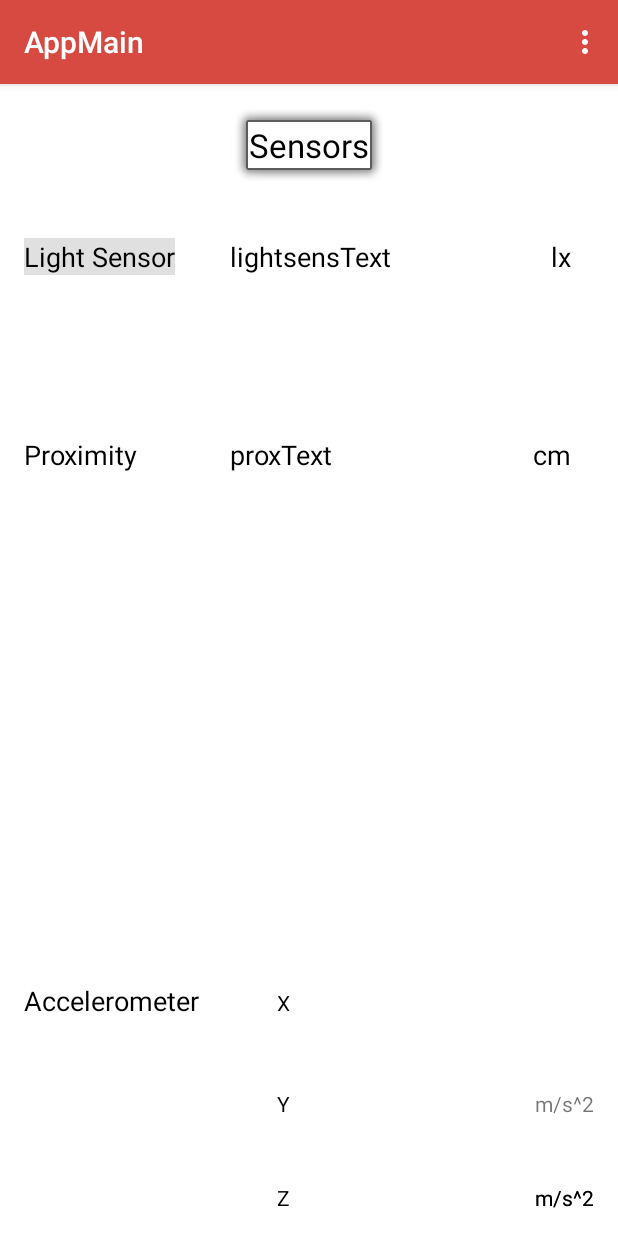
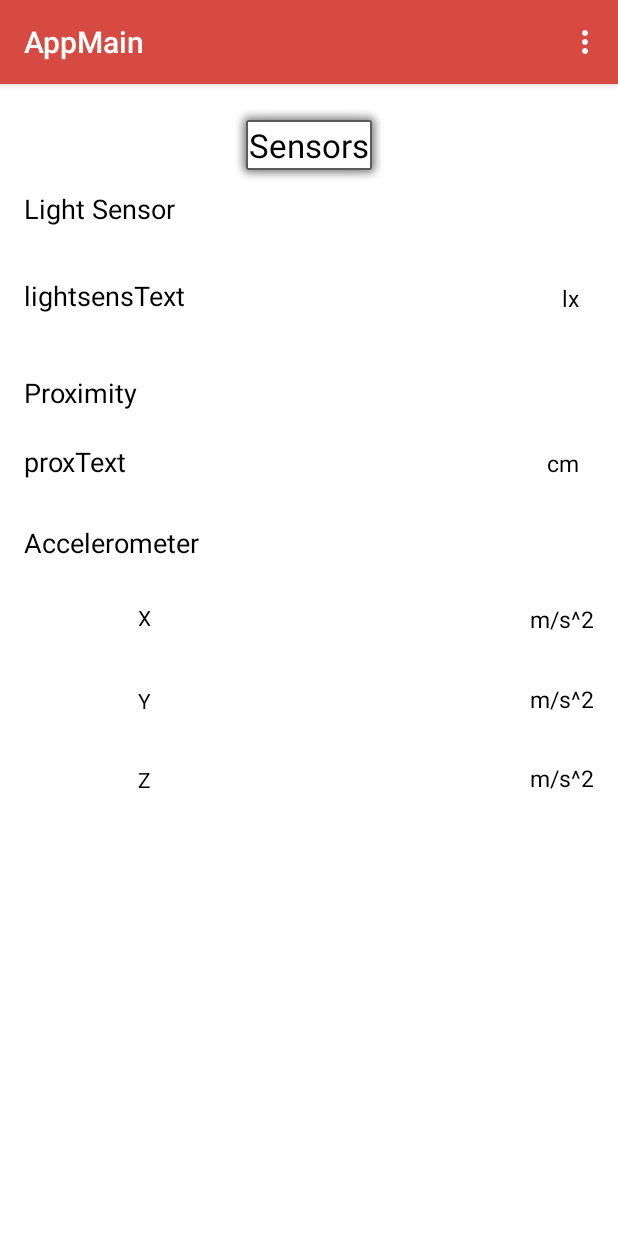
Before and after one commit to taggelos/BlindLight, an Android app: the MainActivity screen opened directly, with no data from a screen before it, on a phone screen of 412 x 824 dp. Run offline under Robolectric (Android 15) with nearby library versions, the light colour scheme and no system bars; 1 statement that could not run was skipped.

Commit message:
MainNew2!!

```diff
--- a/AccelerometerApplication/app/src/main/res/layout-v23/activity_main.xml
+++ b/AccelerometerApplication/app/src/main/res/layout-v23/activity_main.xml
@@ -1,5 +1,6 @@
 <?xml version="1.0" encoding="utf-8"?>
 <RelativeLayout xmlns:android="http://schemas.android.com/apk/res/android"
+    xmlns:app="http://schemas.android.com/apk/res-auto"
     xmlns:tools="http://schemas.android.com/tools"
     android:id="@+id/activity_main"
     android:layout_width="match_parent"
@@ -11,35 +12,105 @@
     android:paddingTop="@dimen/activity_vertical_margin"
     tools:context="com.example.aggel.accelerometerapplication.HomeActivity">
 
+
     <TextView
-        android:text="@string/m_s2"
+        android:text="@string/lx"
         android:textColor="@color/colorPrimaryDark"
+        android:textSize="15sp"
         android:layout_width="wrap_content"
         android:layout_height="wrap_content"
-        android:id="@+id/textView4"
-        android:layout_alignBaseline="@+id/zText"
-        android:layout_alignBottom="@+id/zText"
+        android:layout_alignBottom="@+id/sensText"
+        android:layout_alignEnd="@+id/cm"
+        android:id="@+id/textView3" />
+
+    <TextView
+        android:text="@string/m_s_2"
+        android:layout_width="wrap_content"
+        android:layout_height="wrap_content"
+        android:layout_alignBottom="@+id/yText"
         android:layout_alignParentEnd="true"
-        tools:ignore="RelativeOverlap" />
+        android:id="@+id/textView5"
+        android:textColor="@color/colorPrimaryDark"
+        android:textSize="15sp" />
 
-    <android.support.design.widget.AppBarLayout
-        android:layout_width="match_parent"
+    <TextView
+        android:text="@string/m_s_2"
+        android:layout_width="wrap_content"
         android:layout_height="wrap_content"
-        android:theme="@style/AppTheme.AppBarOverlay">
-
-    </android.support.design.widget.AppBarLayout>
+        android:layout_alignTop="@+id/xText"
+        android:layout_alignParentEnd="true"
+        android:id="@+id/textView6"
+        android:textColor="@color/colorPrimaryDark"
+        android:textSize="15sp" />
 
     <TextView
         android:text="@string/cm"
         android:textColor="@color/colorPrimaryDark"
         android:layout_width="wrap_content"
         android:layout_height="wrap_content"
-        android:layout_marginEnd="15dp"
         android:id="@+id/cm"
-        android:layout_alignBaseline="@+id/Proximity"
-        android:layout_alignBottom="@+id/Proximity"
-        android:layout_alignParentEnd="true"
-        android:textSize="18sp" />
+        android:textSize="15sp"
+        android:layout_alignBaseline="@+id/proxText"
+        android:layout_alignBottom="@+id/proxText"
+        android:layout_alignStart="@+id/textView6"
+        android:layout_marginStart="11dp" />
+
+    <TextView
+        android:text="@string/Proximity"
+        android:textColor="@color/colorPrimaryDark"
+        android:layout_width="wrap_content"
+        android:layout_height="wrap_content"
+        android:id="@+id/Proximity"
+        android:layout_marginTop="40dp"
+        android:textSize="18sp"
+        android:layout_below="@+id/sensText"
+        android:layout_alignParentStart="true" />
+
+    <TextView
+        android:text="@string/proxText"
+        android:textColor="@color/colorPrimaryDark"
+        android:layout_width="wrap_content"
+        android:layout_height="wrap_content"
+        android:id="@+id/proxText"
+        android:textSize="18sp"
+        android:layout_marginTop="21dp"
+        android:layout_below="@+id/Proximity"
+        android:layout_alignParentStart="true" />
+
+    <TextView
+        android:text="@string/Accelerometer"
+        android:textColor="@color/colorPrimaryDark"
+        android:layout_width="wrap_content"
+        android:layout_height="wrap_content"
+        android:id="@+id/Accelerometer"
+        android:allowUndo="true"
+        android:textSize="18sp"
+        tools:ignore="UnusedAttribute"
+        android:layout_below="@+id/proxText"
+        android:layout_alignParentStart="true"
+        android:layout_marginTop="29dp" />
+
+    <TextView
+        android:text="@string/lightsensText"
+        android:textColor="@color/colorPrimaryDark"
+        android:layout_width="wrap_content"
+        android:layout_height="wrap_content"
+        android:id="@+id/sensText"
+        android:layout_marginTop="33dp"
+        android:textSize="18sp"
+        android:layout_below="@+id/LightTextView"
+        android:layout_alignParentStart="true" />
+
+    <TextView
+        android:text="@string/Y"
+        android:textColor="@color/colorPrimaryDark"
+        android:layout_width="wrap_content"
+        android:layout_height="wrap_content"
+        android:id="@+id/yText"
+        android:layout_marginTop="34dp"
+        android:layout_below="@+id/textView6"
+        android:layout_alignEnd="@+id/xText"
+        android:textSize="14sp" />
 
     <TextView
         android:text="@string/m_s2"
@@ -47,42 +118,10 @@
         android:layout_width="wrap_content"
         android:layout_height="wrap_content"
         android:id="@+id/m_sec2"
-        android:layout_alignBaseline="@+id/zText"
+        tools:ignore="RelativeOverlap"
+        android:textSize="15sp"
         android:layout_alignBottom="@+id/zText"
-        android:layout_alignParentEnd="true"
-        tools:ignore="RelativeOverlap" />
-
-    <TextView
-        android:text="@string/X"
-        android:textColor="@color/colorPrimaryDark"
-        android:layout_width="wrap_content"
-        android:layout_height="wrap_content"
-        android:id="@+id/xText"
-        android:layout_alignBaseline="@+id/Accelerometer"
-        android:layout_alignBottom="@+id/Accelerometer"
-        android:layout_toEndOf="@+id/Accelerometer"
-        android:layout_marginStart="52dp"
-        android:textSize="14sp" />
-
-    <TextView
-        android:text="@string/Proximity"
-        android:textColor="@color/colorPrimaryDark"
-        android:layout_width="wrap_content"
-        android:layout_height="wrap_content"
-        android:id="@+id/Proximity"
-        android:layout_marginTop="107dp"
-        android:layout_below="@+id/LightTextView"
-        android:layout_alignParentStart="true"
-        android:textSize="18sp" />
-
-    <TextView
-        android:layout_width="wrap_content"
-        android:layout_height="wrap_content"
-        android:text="@string/Z"
-        android:textColor="@color/colorPrimaryDark"
-        android:id="@+id/zText"
-        android:layout_alignParentBottom="true"
-        android:layout_alignStart="@+id/yText" />
+        android:layout_alignParentEnd="true" />
 
     <TextView
         android:text="@string/Sensors"
@@ -107,72 +146,30 @@
         android:layout_width="wrap_content"
         android:layout_height="wrap_content"
         android:id="@+id/LightTextView"
-        android:background="?attr/actionBarDivider"
-        android:layout_alignBaseline="@+id/sensText"
-        android:layout_alignBottom="@+id/sensText"
+        android:layout_below="@+id/readyApp"
         android:layout_alignParentStart="true" />
 
     <TextView
-        android:text="@string/Accelerometer"
+        android:layout_width="wrap_content"
+        android:layout_height="wrap_content"
+        android:text="@string/Z"
+        android:textColor="@color/colorPrimaryDark"
+        android:id="@+id/zText"
+        android:layout_marginTop="33dp"
+        android:textSize="14sp"
+        android:layout_below="@+id/yText"
+        android:layout_alignStart="@+id/yText" />
+
+    <TextView
+        android:text="@string/X"
         android:textColor="@color/colorPrimaryDark"
         android:layout_width="wrap_content"
         android:layout_height="wrap_content"
-        android:id="@+id/Accelerometer"
-        android:layout_alignBottom="@+id/yText"
-        android:layout_alignParentStart="true"
-        android:layout_marginBottom="66dp"
-        android:allowUndo="true"
-        android:textSize="18sp" />
-
-    <TextView
-        android:text="@string/lightsensText"
-        android:textColor="@color/colorPrimaryDark"
-        android:layout_width="wrap_content"
-        android:layout_height="wrap_content"
-        android:id="@+id/sensText"
-        android:layout_marginTop="32dp"
-        android:textSize="18sp"
-        android:layout_below="@+id/readyApp"
-        android:layout_alignStart="@+id/readyApp" />
-
-    <TextView
-        android:text="@string/proxText"
-        android:textColor="@color/colorPrimaryDark"
-        android:layout_width="wrap_content"
-        android:layout_height="wrap_content"
-        android:id="@+id/proxText"
-        android:textSize="18sp"
-        android:layout_alignBaseline="@+id/Proximity"
-        android:layout_alignBottom="@+id/Proximity"
-        android:layout_alignStart="@+id/sensText" />
-
-    <TextView
-        android:text="@string/lx"
-        android:textColor="@color/colorPrimaryDark"
-        android:textSize="18sp"
-        android:layout_width="wrap_content"
-        android:layout_height="wrap_content"
-        android:layout_alignBottom="@+id/sensText"
-        android:layout_alignEnd="@+id/cm"
-        android:id="@+id/textView3" />
-
-    <TextView
-        android:text="@string/Y"
-        android:textColor="@color/colorPrimaryDark"
-        android:layout_width="wrap_content"
-        android:layout_height="wrap_content"
-        android:id="@+id/yText"
-        android:layout_marginBottom="43dp"
-        android:layout_above="@+id/m_sec2"
-        android:layout_alignEnd="@+id/xText" />
-
-    <TextView
-        android:text="@string/m_s_2"
-        android:layout_width="wrap_content"
-        android:layout_height="wrap_content"
-        android:layout_alignBottom="@+id/yText"
-        android:layout_alignParentEnd="true"
-        android:id="@+id/textView5" />
+        android:id="@+id/xText"
+        android:textSize="14sp"
+        android:layout_marginTop="28dp"
+        android:layout_below="@+id/Accelerometer"
+        android:layout_toEndOf="@+id/Proximity" />
 
 
 </RelativeLayout>
--- a/AccelerometerApplication/app/src/main/res/layout/activity_main.xml
+++ b/AccelerometerApplication/app/src/main/res/layout/activity_main.xml
@@ -16,7 +16,7 @@
     <TextView
         android:text="@string/lx"
         android:textColor="@color/colorPrimaryDark"
-        android:textSize="18sp"
+        android:textSize="15sp"
         android:layout_width="wrap_content"
         android:layout_height="wrap_content"
         android:layout_alignBottom="@+id/sensText"
@@ -31,7 +31,7 @@
         android:layout_alignParentEnd="true"
         android:id="@+id/textView5"
         android:textColor="@color/colorPrimaryDark"
-        android:textSize="18sp" />
+        android:textSize="15sp" />
 
     <TextView
         android:text="@string/m_s_2"
@@ -41,7 +41,7 @@
         android:layout_alignParentEnd="true"
         android:id="@+id/textView6"
         android:textColor="@color/colorPrimaryDark"
-        android:textSize="18sp" />
+        android:textSize="15sp" />
 
     <TextView
         android:text="@string/cm"
@@ -49,11 +49,22 @@
         android:layout_width="wrap_content"
         android:layout_height="wrap_content"
         android:id="@+id/cm"
-        android:textSize="18sp"
+        android:textSize="15sp"
         android:layout_alignBaseline="@+id/proxText"
         android:layout_alignBottom="@+id/proxText"
         android:layout_alignStart="@+id/textView6"
         android:layout_marginStart="11dp" />
+
+    <TextView
+        android:text="@string/Proximity"
+        android:textColor="@color/colorPrimaryDark"
+        android:layout_width="wrap_content"
+        android:layout_height="wrap_content"
+        android:id="@+id/Proximity"
+        android:layout_marginTop="40dp"
+        android:textSize="18sp"
+        android:layout_below="@+id/sensText"
+        android:layout_alignParentStart="true" />
 
     <TextView
         android:text="@string/proxText"
@@ -67,7 +78,7 @@
         android:layout_alignParentStart="true" />
 
     <TextView
-        android:text="Accelerometer Sensor:"
+        android:text="@string/Accelerometer"
         android:textColor="@color/colorPrimaryDark"
         android:layout_width="wrap_content"
         android:layout_height="wrap_content"
@@ -108,7 +119,7 @@
         android:layout_height="wrap_content"
         android:id="@+id/m_sec2"
         tools:ignore="RelativeOverlap"
-        android:textSize="18sp"
+        android:textSize="15sp"
         android:layout_alignBottom="@+id/zText"
         android:layout_alignParentEnd="true" />
 
@@ -129,29 +140,7 @@
         android:layout_centerHorizontal="true" />
 
     <TextView
-        android:layout_width="wrap_content"
-        android:layout_height="wrap_content"
-        android:text="@string/Z"
-        android:textColor="@color/colorPrimaryDark"
-        android:id="@+id/zText"
-        android:layout_marginTop="33dp"
-        android:layout_below="@+id/textView5"
-        android:layout_alignStart="@+id/yText"
-        android:textSize="14sp" />
-
-    <TextView
-        android:text="@string/X"
-        android:textColor="@color/colorPrimaryDark"
-        android:layout_width="wrap_content"
-        android:layout_height="wrap_content"
-        android:id="@+id/xText"
-        android:textSize="14sp"
-        android:layout_marginTop="23dp"
-        android:layout_below="@+id/Accelerometer"
-        android:layout_toEndOf="@+id/Proximity" />
-
-    <TextView
-        android:text="Light Sensor:"
+        android:text="@string/light_sensor"
         android:textSize="18sp"
         android:textColor="@color/colorPrimaryDark"
         android:layout_width="wrap_content"
@@ -161,15 +150,26 @@
         android:layout_alignParentStart="true" />
 
     <TextView
-        android:text="Proximity Sensor:"
+        android:layout_width="wrap_content"
+        android:layout_height="wrap_content"
+        android:text="@string/Z"
+        android:textColor="@color/colorPrimaryDark"
+        android:id="@+id/zText"
+        android:layout_marginTop="33dp"
+        android:textSize="14sp"
+        android:layout_below="@+id/yText"
+        android:layout_alignStart="@+id/yText" />
+
+    <TextView
+        android:text="@string/X"
         android:textColor="@color/colorPrimaryDark"
         android:layout_width="wrap_content"
         android:layout_height="wrap_content"
-        android:id="@+id/Proximity"
-        android:layout_marginTop="40dp"
-        android:textSize="18sp"
-        android:layout_below="@+id/sensText"
-        android:layout_alignParentStart="true" />
+        android:id="@+id/xText"
+        android:textSize="14sp"
+        android:layout_marginTop="28dp"
+        android:layout_below="@+id/Accelerometer"
+        android:layout_toEndOf="@+id/Proximity" />
 
 
 </RelativeLayout>
--- a/AccelerometerApplication/app/src/main/res/values/strings.xml
+++ b/AccelerometerApplication/app/src/main/res/values/strings.xml
@@ -36,4 +36,7 @@
     <string name="select_max_light_threshold">Select max light threshold</string>
     <string name="select_min_light_threshold">Select min light threshold</string>
     <string name="press_here_to_enable_disable_proximity_sensor">press_here_to_enable_disable_proximity_sensor</string>
+    <string name="accelerometer_sensor">Accelerometer Sensor:</string>
+    <string name="proximity_sensor">Proximity Sensor:</string>
+    <string name="lightsensor">Light Sensor:</string>
 </resources>
```
